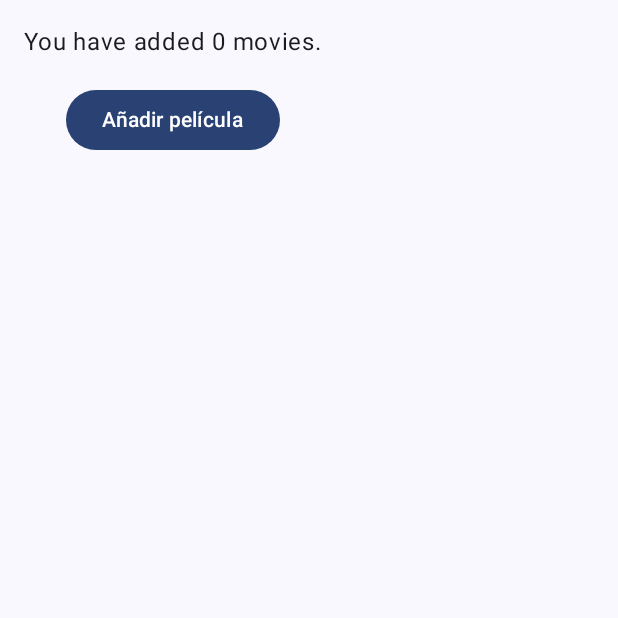
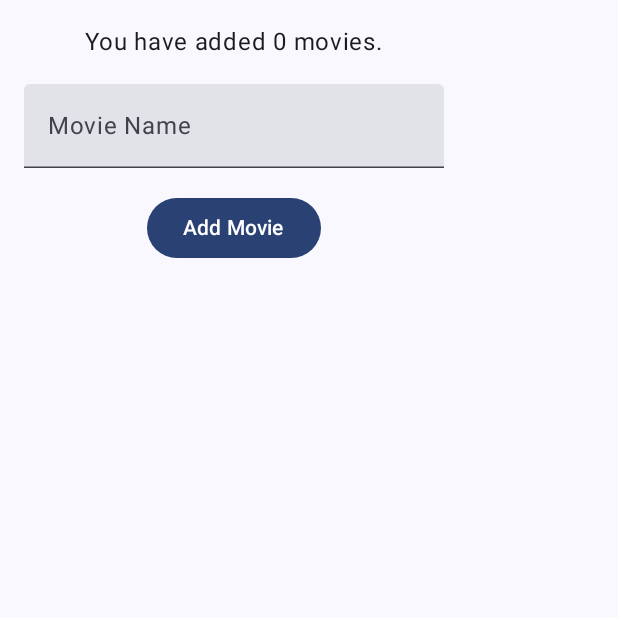
Before and after one commit to marci0709/MovieCounter, an Android app built with Jetpack Compose: the screen it shows after launch (MainActivity), on a phone screen of 412 x 824 dp, the top half of it. Run offline under Robolectric (Android 15) with nearby library versions, the phone set to English and light mode, and no system bars.

Commit message:
feat: add movie name TextField to MovieCounter

```diff
--- a/app/src/main/java/com/example/moviecounter/MainActivity.kt
+++ b/app/src/main/java/com/example/moviecounter/MainActivity.kt
@@ -21,6 +21,7 @@ import androidx.compose.runtime.getValue
 import androidx.compose.runtime.mutableStateOf
 import androidx.compose.runtime.remember
 import androidx.compose.runtime.setValue
+import androidx.compose.material3.TextField
 import com.example.moviecounter.ui.theme.MovieCounterTheme
 
 class MainActivity : ComponentActivity() {
@@ -40,6 +41,7 @@ class MainActivity : ComponentActivity() {
 @Composable
 fun MovieCounter(modifier: Modifier = Modifier) {
     var count by remember { mutableStateOf(0) }
+    var movieName by remember { mutableStateOf("") }
 
     Column(
         modifier = modifier.padding(16.dp),
@@ -47,8 +49,19 @@ fun MovieCounter(modifier: Modifier = Modifier) {
     ) {
         Text(text = "You have added $count movies.")
         Spacer(modifier = Modifier.height(16.dp))
-        Button(onClick = { count++ }) {
-            Text("Añadir película")
+        TextField(
+            value = movieName,
+            onValueChange = { movieName = it },
+            label = { Text("Movie Name") }
+        )
+        Spacer(modifier = Modifier.height(16.dp))
+        Button(onClick = {
+            if (movieName.isNotBlank()) {
+                count++
+                movieName = ""
+            }
+        }) {
+            Text("Add Movie")
         }
     }
 }
```
